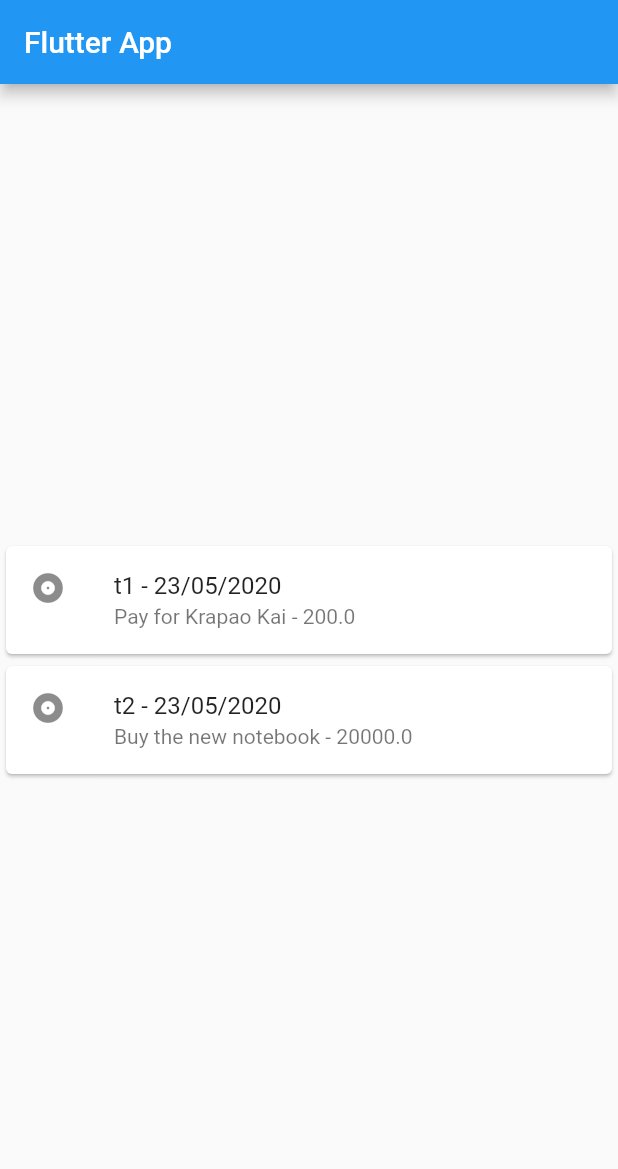
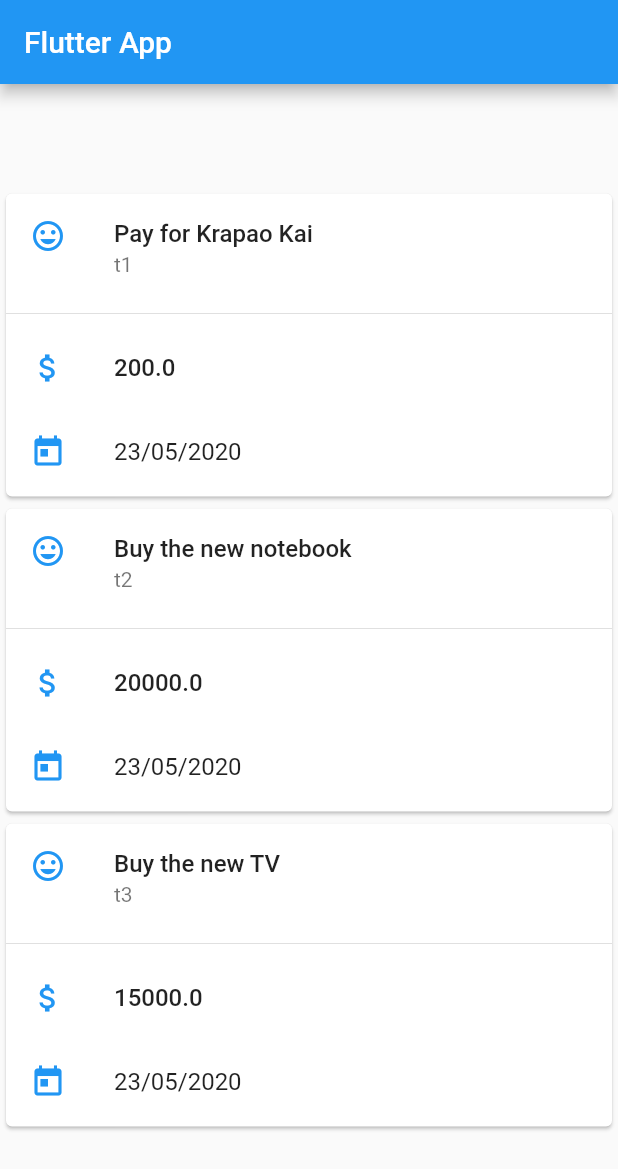
Before and after one commit to is200043/flutter_lab, a Flutter app: the screen it shows after launch, on a phone screen of 412 x 824 dp. Shown: the top 1169 px of the screen. Run offline on Flutter 3.47's test engine with Material 2 defaults, Android fonts, the phone set to English and light mode, and no system bars.

Commit message:
sizedBox

```diff
--- a/lib/main.dart
+++ b/lib/main.dart
@@ -25,7 +25,45 @@ class MyHomePage extends StatelessWidget {
         title: 'Buy the new notebook',
         amount: 20000,
         date: DateTime.now()),
+    Transaction(
+        id: 't3', title: 'Buy the new TV', amount: 15000, date: DateTime.now()),
   ];
+
+  Widget _buildCard(Transaction tx) => SizedBox(
+        height: 210,
+        child: Card(
+          child: Column(
+            children: [
+              ListTile(
+                title: Text(tx.title,
+                    style: TextStyle(fontWeight: FontWeight.w500)),
+                subtitle: Text(tx.id),
+                leading: Icon(
+                  Icons.insert_emoticon,
+                  color: Colors.blue[500],
+                ),
+              ),
+              Divider(),
+              ListTile(
+                title: Text(tx.amount.toString(),
+                    style: TextStyle(fontWeight: FontWeight.w500)),
+                leading: Icon(
+                  Icons.attach_money,
+                  color: Colors.blue[500],
+                ),
+              ),
+              ListTile(
+                title: Text(new DateFormat('dd/MM/yyyy')
+                    .format(tx.date)), // วัน/เดือน/ปี
+                leading: Icon(
+                  Icons.today,
+                  color: Colors.blue[500],
+                ),
+              ),
+            ],
+          ),
+        ),
+      );
 
   @override
   Widget build(BuildContext context) {
@@ -36,21 +74,11 @@ class MyHomePage extends StatelessWidget {
       body: Column(
           mainAxisAlignment: MainAxisAlignment.center,
           crossAxisAlignment: CrossAxisAlignment.stretch,
-          children: transactions.map((tx) {
-            return Card(
-              child: Column(
-                mainAxisSize: MainAxisSize.min,
-                children: <Widget>[
-                  ListTile(
-                    leading: Icon(Icons.album),
-                    title: Text("${tx.id} - ${new DateFormat('dd/MM/yyyy') .format(tx.date)}"),
-                    subtitle:
-                        Text("${tx.title} - ${tx.amount.toString()}"),
-                  ),
-                ],
-              ),
-            );
-          }).toList()),
+          children: [
+            ...transactions.map((tx) {
+              return _buildCard(tx);
+            }).toList()
+          ]),
     );
   }
 }
```
